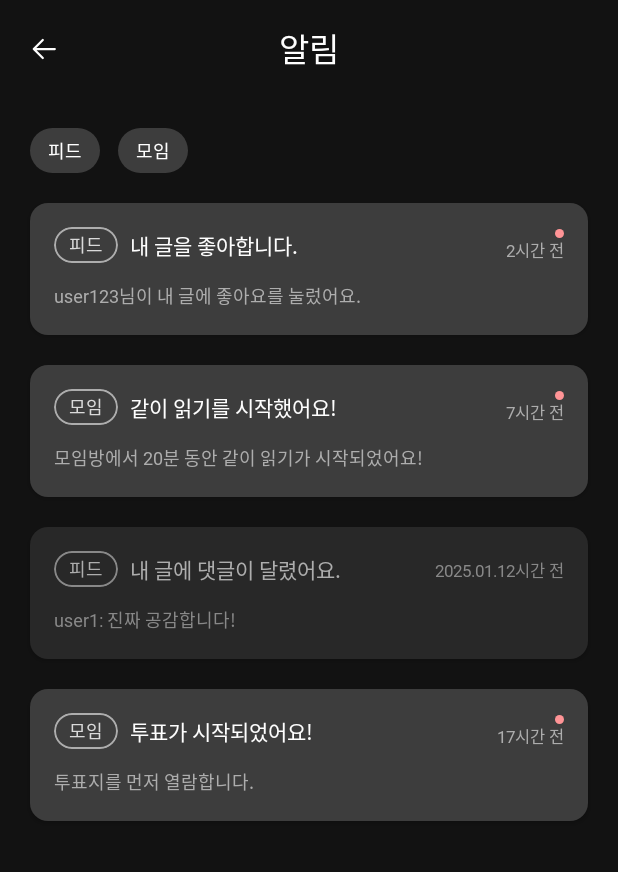
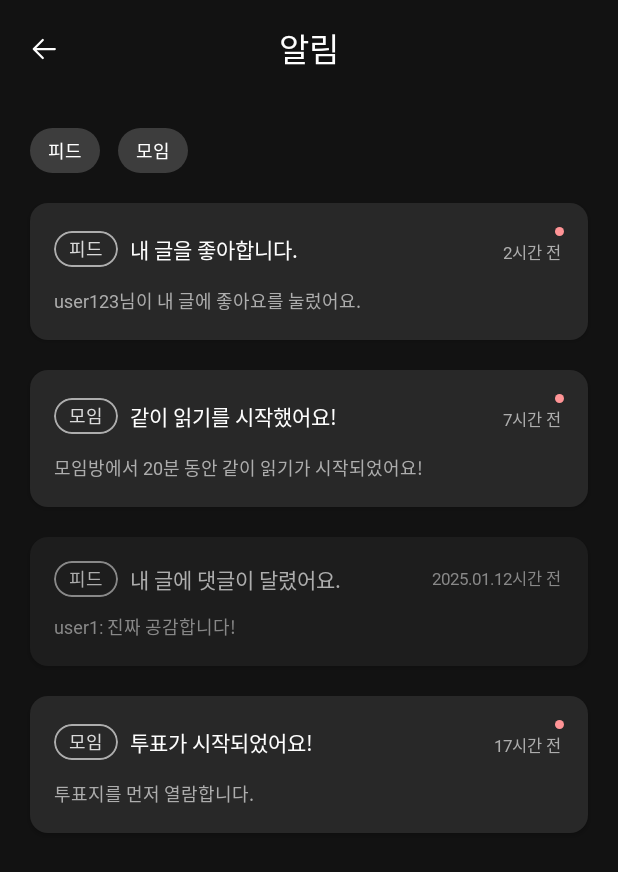
Before and after one commit to JJUYAAA/THIP-Android, an Android app built with Jetpack Compose: the @Preview function AlarmScreenPreview, on a phone screen of 412 x 824 dp. Shown: the top 872 px of the screen. Run offline under Robolectric (Android 15) with nearby library versions, the phone set to English and light mode, and no system bars; Roboto replaces fonts that are not available here.

Commit message:
[ui]: AlarmScreen 수정 및 CardAlarm 배경색, 빨간 점 수정 (#36)

```diff
--- a/app/src/main/java/com/texthip/thip/ui/common/alarmpage/screen/AlarmScreen.kt
+++ b/app/src/main/java/com/texthip/thip/ui/common/alarmpage/screen/AlarmScreen.kt
@@ -42,13 +42,11 @@ fun AlarmScreen(
     val filteredList = when {
         selectedStates[0] && !selectedStates[1] -> alarms.filter { it.badgeText == stringResource(R.string.alarm_feed) }
         !selectedStates[0] && selectedStates[1] -> alarms.filter { it.badgeText == stringResource(R.string.alarm_group) }
-        selectedStates[0] && selectedStates[1] -> alarms
         else -> alarms
     }
 
     Column(
         Modifier
-            .background(colors.Black)
             .fillMaxSize()
     ) {
         DefaultTopAppBar(
@@ -57,7 +55,6 @@ fun AlarmScreen(
         )
         Column(
             Modifier
-                .background(colors.Black)
                 .fillMaxSize()
                 .padding(horizontal = 20.dp)
         ) {
@@ -69,11 +66,7 @@ fun AlarmScreen(
             Spacer(modifier = Modifier.height(20.dp))
 
             if (filteredList.isEmpty()) {
-                Column(
-                    modifier = Modifier.fillMaxSize(),
-                    verticalArrangement = Arrangement.Center,
-                    horizontalAlignment = Alignment.CenterHorizontally
-                ) {
+
                 Column(
                     modifier = Modifier.fillMaxSize(),
                     verticalArrangement = Arrangement.Center,
@@ -90,8 +83,6 @@ fun AlarmScreen(
                         style = typography.smalltitle_sb600_s16_h20,
                         color = colors.Grey01
                     )
-                    }
-
                 }
             } else {
                 LazyColumn(
--- a/app/src/main/java/com/texthip/thip/ui/common/cards/CardAlarm.kt
+++ b/app/src/main/java/com/texthip/thip/ui/common/cards/CardAlarm.kt
@@ -10,6 +10,7 @@ import androidx.compose.foundation.layout.Row
 import androidx.compose.foundation.layout.Spacer
 import androidx.compose.foundation.layout.fillMaxWidth
 import androidx.compose.foundation.layout.height
+import androidx.compose.foundation.layout.offset
 import androidx.compose.foundation.layout.padding
 import androidx.compose.foundation.layout.size
 import androidx.compose.foundation.layout.width
@@ -43,8 +44,8 @@ fun CardAlarm(
     message: String,
     timeAgo: String,
     isRead: Boolean = false,
-    containerColorUnread: Color = colors.DarkGrey,  // 안읽음 상태의 배경색
-    containerColorRead: Color = colors.DarkGrey02, // 읽음 상태의 배경색
+    containerColorUnread: Color = colors.DarkGrey02,  // 안읽음 상태의 배경색
+    containerColorRead: Color = colors.DarkGrey03, // 읽음 상태의 배경색
     onClick: () -> Unit = {}
 ) {
     Card(
@@ -112,7 +113,6 @@ fun CardAlarm(
                         ) {
                             // 안읽음 상태일 때만 빨간 점
                             if (!isRead) {
-                                Spacer(modifier = Modifier.width(8.dp))
                                 Box(
                                     modifier = Modifier
                                         .size(6.dp)
@@ -125,13 +125,16 @@ fun CardAlarm(
                                 text = timeAgo + stringResource(R.string.time_ago),
                                 style = typography.timedate_r400_s11,
                                 color = if (isRead) colors.Grey02 else colors.Grey01,
+                                modifier = Modifier
+                                    .padding(top = 7.dp, end = 2.dp)
+                                    .offset(y = (-5).dp)
                             )
                         }
                     }
                 }
             }
 
-            Spacer(modifier = Modifier.height(12.dp))
+            Spacer(modifier = Modifier.height(10.dp))
 
             Text(
                 text = message,
--- a/app/src/main/java/com/texthip/thip/ui/theme/Color.kt
+++ b/app/src/main/java/com/texthip/thip/ui/theme/Color.kt
@@ -35,6 +35,7 @@ val Grey02 = Color(0xFF888888)
 val Grey03 = Color(0xFF525252)
 val DarkGrey = Color(0xFF3D3D3D)
 val DarkGrey50 = Color(0x803D3D3D)
+val DarkGrey03 = Color(0xFF1D1D1D)
 val DarkGrey02 = Color(0xFF282828)
 val DarkGrey01 = Color(0x4B4B4B4B)
 val Black = Color(0xFF121212)
@@ -71,6 +72,7 @@ data class ThipColors(
     val DarkGrey: Color,
     val darkGray01: Color,
     val DarkGrey50: Color,
+    val DarkGrey03: Color,
     val DarkGrey02: Color,
     val Black: Color,
     val Black50: Color,
@@ -106,6 +108,7 @@ val defaultThipColors = ThipColors(
     DarkGrey = DarkGrey,
     darkGray01 = DarkGrey01,
     DarkGrey50 = DarkGrey50,
+    DarkGrey03 = DarkGrey03,
     DarkGrey02 = DarkGrey02,
     Black = Black,
     Black50 = Black50,
```
Lines whose indentation alone changed are shown as unchanged.
